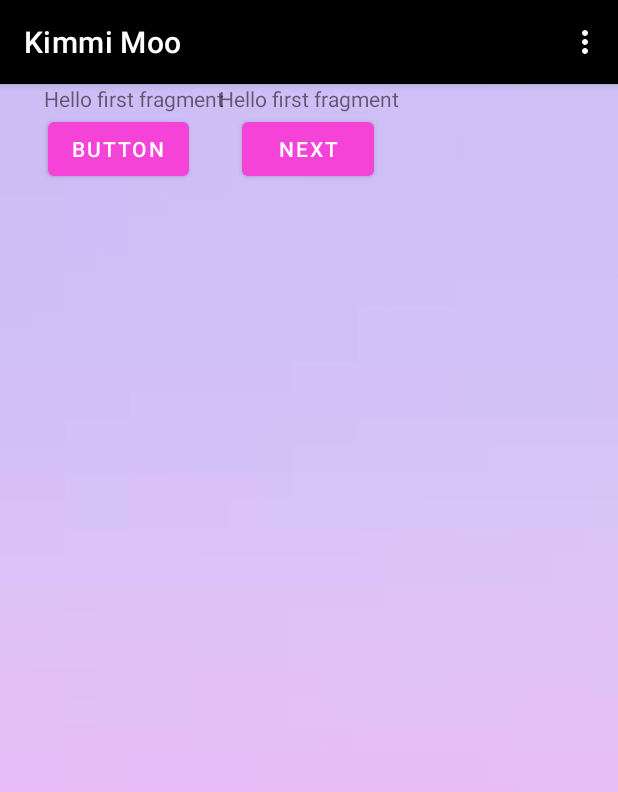
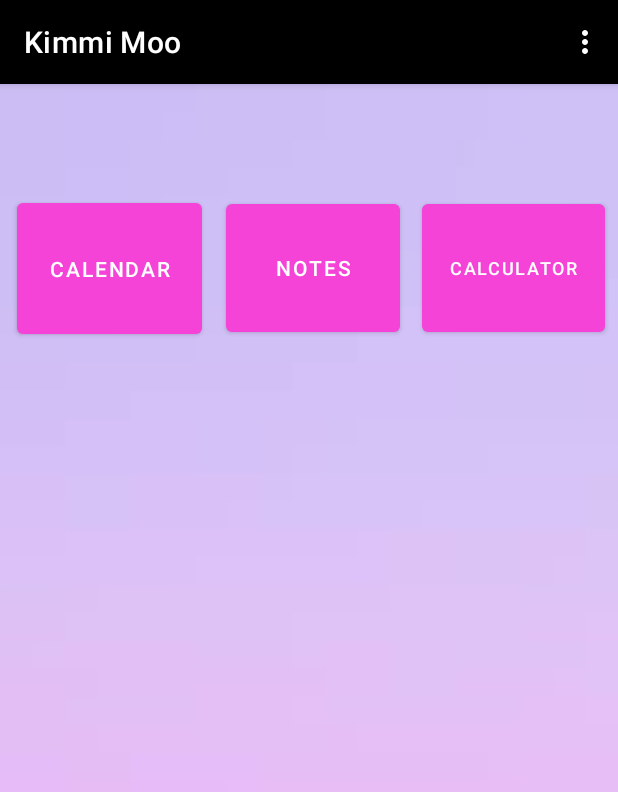
Before and after one commit to ETS-Android2/androidapp1_AL, an Android app: the screen it shows after launch (MainActivity), on a phone screen of 412 x 824 dp. Shown: the top 792 px of the screen. Run offline under Robolectric (Android 15) with nearby library versions, the phone set to English and light mode, and no system bars.

Commit message:
Button resizing for first 3 buttons added...

```diff
--- a/app/src/main/java/com/example/testapp_al/FirstFragment.java
+++ b/app/src/main/java/com/example/testapp_al/FirstFragment.java
@@ -23,12 +23,12 @@ public class FirstFragment extends Fragment {
     public void onViewCreated(@NonNull View view, Bundle savedInstanceState) {
         super.onViewCreated(view, savedInstanceState);
 
-        view.findViewById(R.id.button_first).setOnClickListener(new View.OnClickListener() {
-            @Override
-            public void onClick(View view) {
-                NavHostFragment.findNavController(FirstFragment.this)
-                        .navigate(R.id.action_FirstFragment_to_SecondFragment);
-            }
-        });
+//        view.findViewById(R.id.button_first).setOnClickListener(new View.OnClickListener() {
+//            @Override
+//            public void onClick(View view) {
+//                NavHostFragment.findNavController(FirstFragment.this)
+//                        .navigate(R.id.action_FirstFragment_to_SecondFragment);
+//            }
+//        });
     }
 }
--- a/app/src/main/java/com/example/testapp_al/SecondFragment.java
+++ b/app/src/main/java/com/example/testapp_al/SecondFragment.java
@@ -23,12 +23,12 @@ public class SecondFragment extends Fragment {
     public void onViewCreated(@NonNull View view, Bundle savedInstanceState) {
         super.onViewCreated(view, savedInstanceState);
 
-        view.findViewById(R.id.button_second).setOnClickListener(new View.OnClickListener() {
-            @Override
-            public void onClick(View view) {
-                NavHostFragment.findNavController(SecondFragment.this)
-                        .navigate(R.id.action_SecondFragment_to_FirstFragment);
-            }
-        });
+//        view.findViewById(R.id.button_second).setOnClickListener(new View.OnClickListener() {
+//            @Override
+//            public void onClick(View view) {
+//                NavHostFragment.findNavController(SecondFragment.this)
+//                        .navigate(R.id.action_SecondFragment_to_FirstFragment);
+//            }
+//        });
     }
 }
--- a/app/src/main/res/layout/fragment_first.xml
+++ b/app/src/main/res/layout/fragment_first.xml
@@ -7,49 +7,63 @@
     android:background="@drawable/background"
     tools:context=".FirstFragment">
 
-<!--    Button 1-->
-    <TextView
-        android:id="@+id/textview_button1"
-        android:layout_width="wrap_content"
-        android:layout_height="wrap_content"
-        android:text="@string/hello_first_fragment"
-        app:layout_constraintHorizontal_bias="0.1"
-        app:layout_constraintBottom_toTopOf="@id/button_first"
+<!-- Calendar -->
+
+    <!--Notes-->
+    <Button
+        android:id="@+id/calendar"
+        android:layout_width="123dp"
+        android:layout_height="99dp"
+        android:layout_gravity="center_horizontal"
+        android:orientation="horizontal"
+        android:text="@string/calendar"
+        app:layout_constraintBottom_toBottomOf="parent"
         app:layout_constraintEnd_toEndOf="parent"
+        app:layout_constraintHorizontal_bias="0.04"
         app:layout_constraintStart_toStartOf="parent"
-        app:layout_constraintTop_toTopOf="parent" />
+        app:layout_constraintTop_toTopOf="parent"
+        app:layout_constraintVertical_bias="0.110000014" />
 
     <Button
-        android:id="@+id/button1"
-        android:layout_width="wrap_content"
-        android:layout_height="wrap_content"
-        android:layout_gravity="center_horizontal"
-        android:text="@string/button"
+        android:id="@+id/notes"
+        android:layout_width="116dp"
+        android:layout_height="97dp"
+        android:orientation="horizontal"
+        android:text="@string/notes"
+        app:layout_constraintBottom_toBottomOf="parent"
         app:layout_constraintEnd_toEndOf="parent"
-        app:layout_constraintHorizontal_bias="0.1"
+        app:layout_constraintHorizontal_bias="0.51"
         app:layout_constraintStart_toStartOf="parent"
-        app:layout_constraintTop_toBottomOf="@id/textview_button1"
-        />
+        app:layout_constraintTop_toBottomOf="@id/notes"
+        app:layout_constraintVertical_bias="0.110000014" />
 
-    <TextView
-        android:id="@+id/textview_first"
-        android:layout_width="wrap_content"
-        android:layout_height="wrap_content"
-        android:text="@string/hello_first_fragment"
-        app:layout_constraintBottom_toTopOf="@id/button_first"
+<!--    Calculator-->
+    <Button
+        android:id="@+id/calculator"
+        android:layout_width="122dp"
+        android:layout_height="97dp"
+        android:orientation="horizontal"
+        android:text="@string/calculator"
+        android:textSize="12sp"
+        app:layout_constraintBottom_toBottomOf="parent"
         app:layout_constraintEnd_toEndOf="parent"
+        app:layout_constraintHorizontal_bias="0.97"
         app:layout_constraintStart_toStartOf="parent"
-        app:layout_constraintTop_toTopOf="parent" />
-<!--     The next button-->
-    <Button
-        android:id="@+id/button_first"
-        android:layout_width="wrap_content"
-        android:layout_height="wrap_content"
-        android:text="@string/next"
-        app:layout_constraintEnd_toEndOf="parent"
-        app:layout_constraintHorizontal_bias="0.498"
-        app:layout_constraintStart_toStartOf="parent"
-        app:layout_constraintTop_toBottomOf="@id/textview_first" />
+        app:layout_constraintTop_toBottomOf="@id/calculator"
+        app:layout_constraintVertical_bias="0.110000014" />
+
+<!--    &lt;!&ndash;    Location&ndash;&gt;-->
+<!--    <Button-->
+<!--        android:id="@+id/location"-->
+<!--        android:layout_width="wrap_content"-->
+<!--        android:layout_height="wrap_content"-->
+<!--        android:text="@string/calculator"-->
+<!--        app:layout_constraintEnd_toEndOf="parent"-->
+<!--        app:layout_constraintHorizontal_bias="0.1"-->
+<!--        app:layout_constraintStart_toStartOf="parent"-->
+<!--        app:layout_constraintTop_toBottomOf="@id/location"-->
+<!--        app:layout_constraintBottom_toBottomOf="parent"-->
+<!--        />-->
 </androidx.constraintlayout.widget.ConstraintLayout>
 
 <!--Adds a lot of space between text and button-->
--- a/app/src/main/res/layout/fragment_second.xml
+++ b/app/src/main/res/layout/fragment_second.xml
@@ -6,23 +6,23 @@
     android:layout_height="match_parent"
     tools:context=".SecondFragment">
 
-    <TextView
-        android:id="@+id/textview_second"
-        android:layout_width="wrap_content"
-        android:layout_height="wrap_content"
-        android:text="@string/hello_second_fragment"
-        app:layout_constraintBottom_toTopOf="@id/button_second"
-        app:layout_constraintEnd_toEndOf="parent"
-        app:layout_constraintStart_toStartOf="parent"
-        app:layout_constraintTop_toTopOf="parent" />
+<!--    <TextView-->
+<!--        android:id="@+id/textview_second"-->
+<!--        android:layout_width="wrap_content"-->
+<!--        android:layout_height="wrap_content"-->
+<!--        android:text="@string/hello_second_fragment"-->
+<!--        app:layout_constraintBottom_toTopOf="@id/button_second"-->
+<!--        app:layout_constraintEnd_toEndOf="parent"-->
+<!--        app:layout_constraintStart_toStartOf="parent"-->
+<!--        app:layout_constraintTop_toTopOf="parent" />-->
 
-    <Button
-        android:id="@+id/button_second"
-        android:layout_width="wrap_content"
-        android:layout_height="wrap_content"
-        android:text="@string/previous"
-        app:layout_constraintBottom_toBottomOf="parent"
-        app:layout_constraintEnd_toEndOf="parent"
-        app:layout_constraintStart_toStartOf="parent"
-        app:layout_constraintTop_toBottomOf="@id/textview_second" />
+<!--    <Button-->
+<!--        android:id="@+id/button_second"-->
+<!--        android:layout_width="wrap_content"-->
+<!--        android:layout_height="wrap_content"-->
+<!--        android:text="@string/previous"-->
+<!--        app:layout_constraintBottom_toBottomOf="parent"-->
+<!--        app:layout_constraintEnd_toEndOf="parent"-->
+<!--        app:layout_constraintStart_toStartOf="parent"-->
+<!--        app:layout_constraintTop_toBottomOf="@id/textview_second" />-->
 </androidx.constraintlayout.widget.ConstraintLayout>
--- a/app/src/main/res/values/strings.xml
+++ b/app/src/main/res/values/strings.xml
@@ -6,6 +6,10 @@
     <!-- Strings used for fragments for navigation -->
     <string name="first_fragment_label">First Fragment</string>
     <string name="second_fragment_label">Second Fragment</string>
+    <string name="calendar">Calendar</string>
+    <string name="notes">Notes</string>
+    <string name="calculator">Calculator</string>
+    <string name="location">Location</string>
     <string name="next">Next</string>
     <string name="previous">Previous</string>
     <string name="primary_color">Primary color</string>
```
